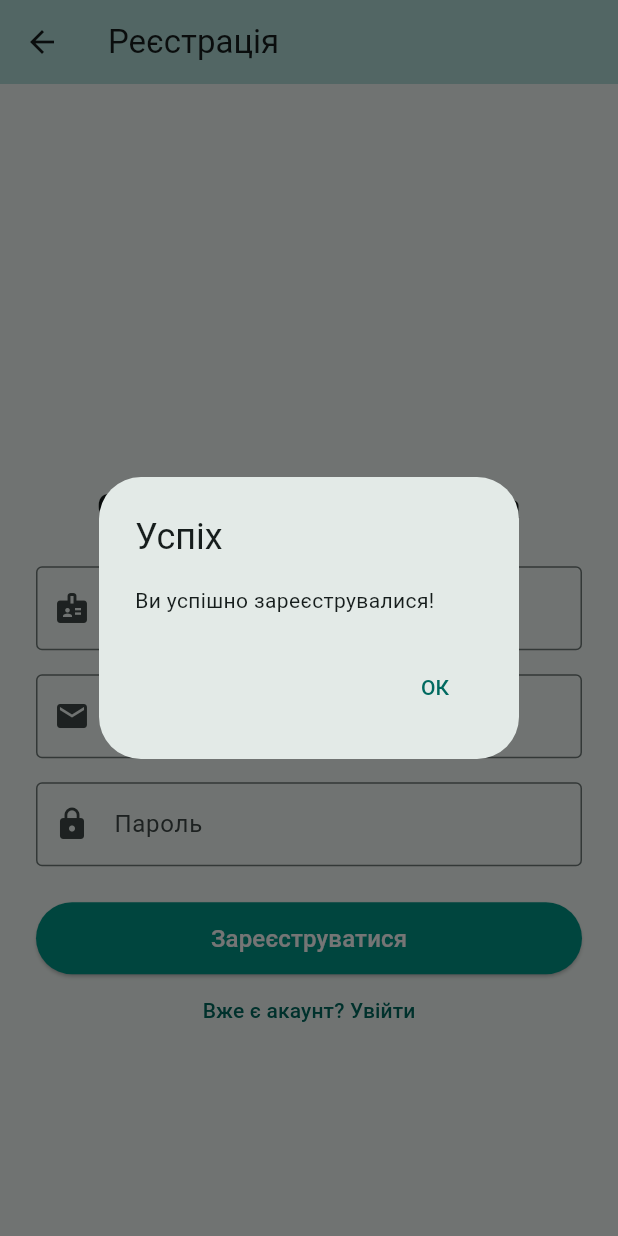
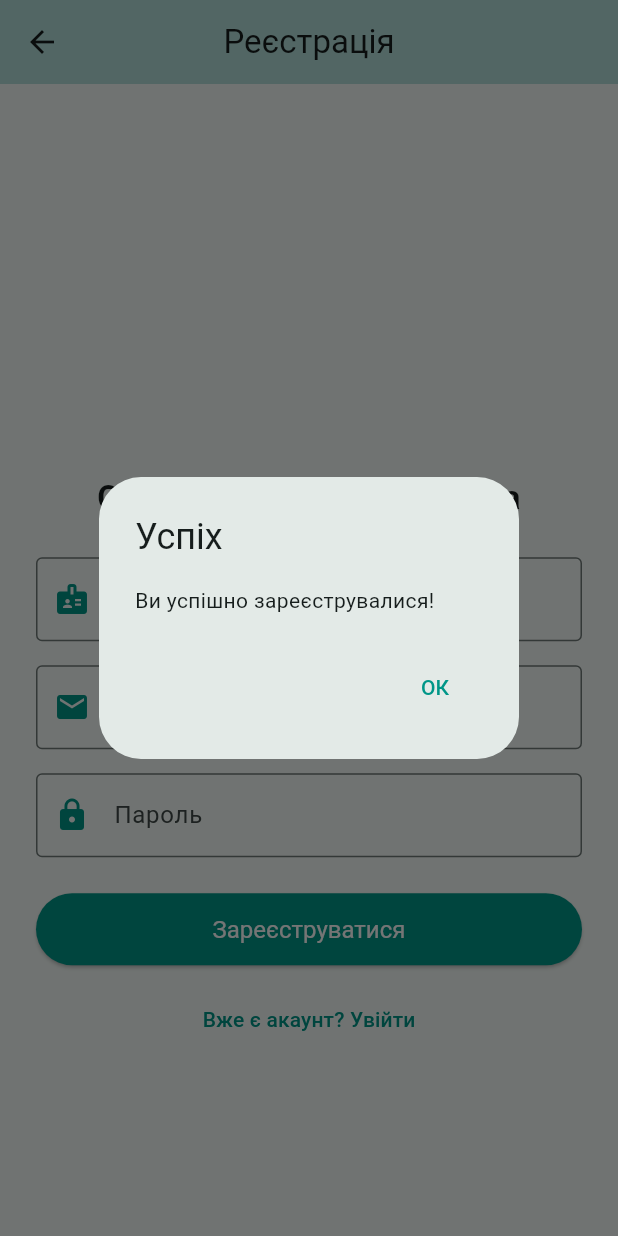
Before and after one commit to andreu9x9/flutter-lab8, a Flutter app: the SignupScreen screen opened directly, after a tap on "Зареєструватися", on a phone screen of 412 x 824 dp. Run offline on Flutter 3.47's test engine with Material 3 defaults, Android fonts, the phone set to English and light mode, and no system bars; network calls fail.

Commit message:
configure global ThemeData for UI widgets

```diff
--- a/lib/widgets/signup_screen.dart
+++ b/lib/widgets/signup_screen.dart
@@ -8,7 +8,6 @@ class SignupScreen extends StatelessWidget {
     return Scaffold(
       appBar: AppBar(
         title: const Text('Реєстрація'),
-        backgroundColor: Colors.teal[100],
       ),
       body: Center(
         child: SingleChildScrollView(
@@ -35,7 +34,6 @@ class SignupScreen extends StatelessWidget {
                 const TextField(
                   decoration: InputDecoration(
                     labelText: 'Ім’я користувача',
-                    border: OutlineInputBorder(),
                     prefixIcon: Icon(Icons.badge),
                   ),
                 ),
@@ -44,7 +42,6 @@ class SignupScreen extends StatelessWidget {
                 const TextField(
                   decoration: InputDecoration(
                     labelText: 'Логін або Email',
-                    border: OutlineInputBorder(),
                     prefixIcon: Icon(Icons.email),
                   ),
                 ),
@@ -54,18 +51,12 @@ class SignupScreen extends StatelessWidget {
                   obscureText: true,
                   decoration: InputDecoration(
                     labelText: 'Пароль',
-                    border: OutlineInputBorder(),
                     prefixIcon: Icon(Icons.lock),
                   ),
                 ),
                 const SizedBox(height: 24),
 
                 ElevatedButton(
-                  style: ElevatedButton.styleFrom(
-                    backgroundColor: Colors.teal,
-                    foregroundColor: Colors.white,
-                    minimumSize: const Size.fromHeight(48),
-                  ),
                   onPressed: () {
                     showDialog(
                       context: context,
@@ -86,8 +77,10 @@ class SignupScreen extends StatelessWidget {
                       },
                     );
                   },
-                  child: const Text('Зареєструватися', style: TextStyle(fontSize: 16)),
+                  child: const Text('Зареєструватися'),
                 ),
+                const SizedBox(height: 12),
+
                 TextButton(
                   onPressed: () {
                     Navigator.pop(context);
```
Also changed, not shown: lib/main.dart (+33 -0 lines), lib/widgets/reset_password_screen.dart (+5 -10 lines), lib/widgets/signin_screen.dart (+13 -26 lines).
